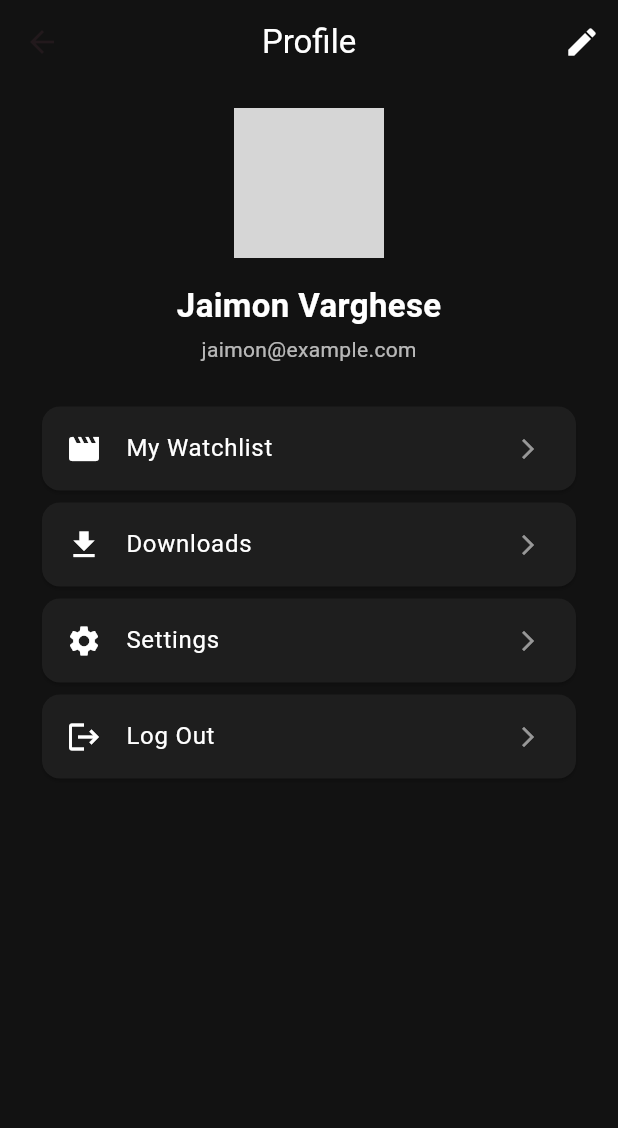
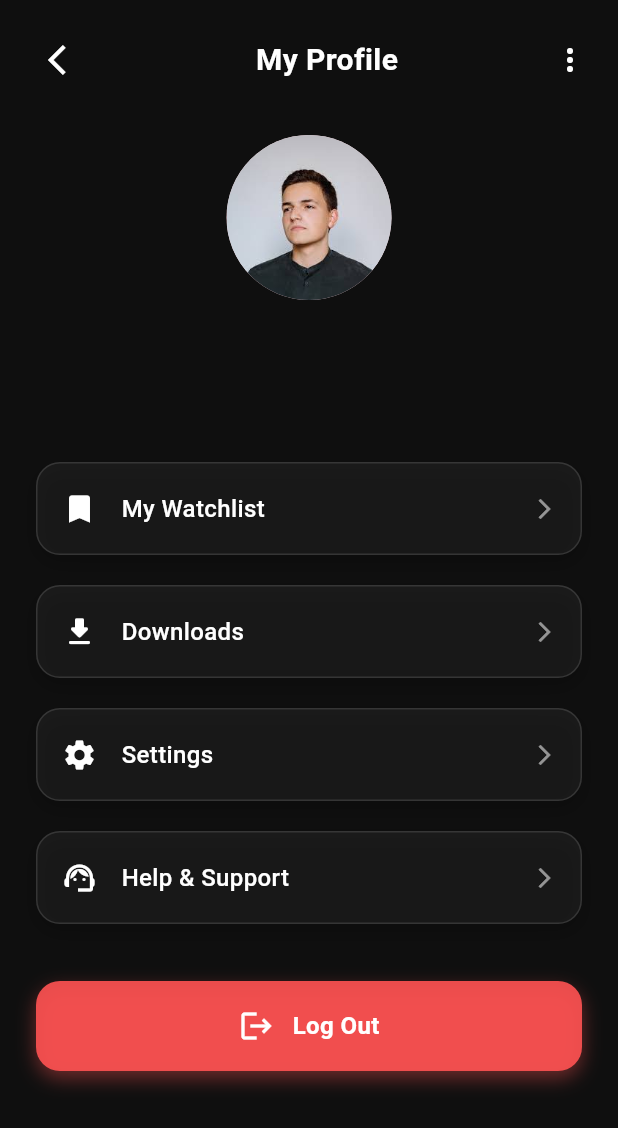
Before and after one commit to jaimonvarghese/movie_app, a Flutter app: the UserProfileScreen screen opened directly, on a phone screen of 412 x 824 dp. Shown: the top 1128 px of the screen. Run offline on Flutter 3.47's test engine with Material 3 defaults, Android fonts, the phone set to English and light mode, and no system bars; our stand-ins replace dio, firebase_auth, firebase_core, google_fonts, google_sign_in; accounts and stored records are empty; network calls fail; grey boxes are pictures that could not be loaded.

Commit message:
Profile page is created

```diff
--- /dev/null
+++ b/lib/features/profile/models/user_model.dart
@@ -0,0 +1,45 @@
+class UserModel {
+  final String uid;
+  final String name;
+  final String email;
+  final String photoUrl;
+
+  UserModel({
+    required this.uid,
+    required this.name,
+    required this.email,
+    required this.photoUrl,
+  });
+
+  factory UserModel.fromMap(Map<String, dynamic> map) {
+    return UserModel(
+      uid: map['uid'] ?? '',
+      name: map['name'] ?? '',
+      email: map['email'] ?? '',
+      photoUrl: map['photoUrl'] ?? '',
+    );
+  }
+
+  Map<String, dynamic> toMap() {
+    return {
+      'uid': uid,
+      'name': name,
+      'email': email,
+      'photoUrl': photoUrl,
+    };
+  }
+
+  UserModel copyWith({
+    String? uid,
+    String? name,
+    String? email,
+    String? photoUrl,
+  }) {
+    return UserModel(
+      uid: uid ?? this.uid,
+      name: name ?? this.name,
+      email: email ?? this.email,
+      photoUrl: photoUrl ?? this.photoUrl,
+    );
+  }
+}
--- a/lib/features/profile/view/screens/user_profile_screen.dart
+++ b/lib/features/profile/view/screens/user_profile_screen.dart
@@ -1,17 +1,31 @@
 import 'package:flutter/material.dart';
 import 'package:movie_app/features/Auth/view/screens/sigin_screen.dart';
 import 'package:movie_app/features/Auth/viewmodel/auth_viewmodel.dart';
+import 'package:movie_app/features/profile/viewmodel/user_viewmodel.dart';
 import 'package:provider/provider.dart';
 
-class UserProfileScreen extends StatelessWidget {
+class UserProfileScreen extends StatefulWidget {
   const UserProfileScreen({super.key});
+
+  @override
+  State<UserProfileScreen> createState() => _UserProfileScreenState();
+}
+
+class _UserProfileScreenState extends State<UserProfileScreen> {
+  @override
+  void initState() {
+    super.initState();
+    Future.microtask(
+      () =>
+          Provider.of<UserViewModel>(context, listen: false).fetchUserDetails(),
+    );
+  }
 
   @override
   Widget build(BuildContext context) {
     Future<void> _signOut() async {
       try {
         await Provider.of<AuthViewModel>(context, listen: false).signOut();
-
         Navigator.pushReplacement(
           context,
           MaterialPageRoute(builder: (_) => SignInScreen()),
@@ -22,38 +36,53 @@ class UserProfileScreen extends StatelessWidget {
     }
 
     return Scaffold(
-      backgroundColor: Color(0xFF121212), // Match dark background
-      appBar: AppBar(
-        backgroundColor: Colors.transparent,
-        elevation: 0,
-        title: Text("Profile", style: TextStyle(color: Colors.white)),
-        centerTitle: true,
-        actions: [
+      backgroundColor: const Color(0xFF0F0F0F),
+      body: Consumer<UserViewModel>(
+        builder: (context, userViewmodel, child) {
+          return SafeArea(
+            child: Column(
+              children: [
+                /// Top Bar with Back & Title
+                Padding(
+                  padding: const EdgeInsets.symmetric(
+                    horizontal: 20.0,
+                    vertical: 16,
+                  ),
+                  child: Row(
+                    mainAxisAlignment: MainAxisAlignment.spaceBetween,
+                    children: [
                       IconButton(
-            icon: Icon(Icons.edit, color: Colors.white),
                         onPressed: () {
-              // Navigate to Edit Profile Screen
+                          Navigator.of(context).pop();
                         },
+                        icon: Icon(Icons.arrow_back_ios,color: Colors.white,),
                       ),
+
+                      Text(
+                        "My Profile",
+                        style: TextStyle(
+                          color: Colors.white,
+                          fontSize: 20,
+                          fontWeight: FontWeight.bold,
+                        ),
+                      ),
+                      Icon(Icons.more_vert, color: Colors.white),
                     ],
                   ),
-      body: Padding(
-        padding: const EdgeInsets.symmetric(horizontal: 24.0, vertical: 16),
-        child: Column(
-          crossAxisAlignment: CrossAxisAlignment.center,
-          children: [
-            // Avatar
-            CircleAvatar(
-              radius: 50,
-              backgroundImage: AssetImage(
-                'assets/images/avatar.png',
-              ), // Replace with your image
                 ),
-            const SizedBox(height: 16),
 
-            // Username
+                /// Avatar + User Info
+                const SizedBox(height: 10),
+                GestureDetector(
+                  onTap: () {},
+                  child: CircleAvatar(
+                    radius: 55,
+                    backgroundImage: AssetImage('assets/images/profile.jpeg'),
+                  ),
+                ),
+                const SizedBox(height: 12),
                 Text(
-              'Jaimon Varghese',
+                  userViewmodel.user?.email ?? 'Unknown',
                   style: TextStyle(
                     color: Colors.white,
                     fontSize: 22,
@@ -61,40 +90,103 @@ class UserProfileScreen extends StatelessWidget {
                   ),
                 ),
                 const SizedBox(height: 4),
+                Text(
+                  userViewmodel.user?.email ?? '',
+                  style: TextStyle(color: Colors.grey, fontSize: 14),
+                ),
 
-            // Email
-            Text(
-              'jaimon@example.com',
-              style: TextStyle(color: Colors.white70, fontSize: 14),
+                const SizedBox(height: 30),
+
+                /// Glassmorphic Info Cards
+                Expanded(
+                  child: ListView(
+                    padding: const EdgeInsets.symmetric(horizontal: 24),
+                    children: [
+                      buildInfoCard(Icons.bookmark, 'My Watchlist'),
+                      buildInfoCard(Icons.download_rounded, 'Downloads'),
+                      buildInfoCard(Icons.settings, 'Settings'),
+                      buildInfoCard(Icons.support_agent, 'Help & Support'),
+
+                      const SizedBox(height: 20),
+
+                      /// Logout Card
+                      GestureDetector(
+                        onTap: _signOut,
+                        child: Container(
+                          padding: const EdgeInsets.all(18),
+                          margin: const EdgeInsets.only(top: 8),
+                          decoration: BoxDecoration(
+                            color: Colors.redAccent.withOpacity(0.9),
+                            borderRadius: BorderRadius.circular(16),
+                            boxShadow: [
+                              BoxShadow(
+                                color: Colors.redAccent.withOpacity(0.4),
+                                blurRadius: 10,
+                                offset: Offset(0, 5),
                               ),
-            const SizedBox(height: 24),
-
-            // Profile Info Cards
-            buildInfoTile(Icons.movie, 'My Watchlist'),
-            buildInfoTile(Icons.download, 'Downloads'),
-            buildInfoTile(Icons.settings, 'Settings'),
-            buildInfoTile(Icons.logout, 'Log Out', onTap: _signOut),
                             ],
                           ),
+                          child: Row(
+                            mainAxisAlignment: MainAxisAlignment.center,
+                            children: const [
+                              Icon(Icons.logout, color: Colors.white),
+                              SizedBox(width: 12),
+                              Text(
+                                "Log Out",
+                                style: TextStyle(
+                                  color: Colors.white,
+                                  fontSize: 16,
+                                  fontWeight: FontWeight.bold,
+                                ),
+                              ),
+                            ],
+                          ),
+                        ),
+                      ),
+                      const SizedBox(height: 30),
+                    ],
+                  ),
+                ),
+              ],
+            ),
+          );
+        },
       ),
     );
   }
 
-  Widget buildInfoTile(IconData icon, String title, {VoidCallback? onTap}) {
-    return GestureDetector(
-      onTap: onTap,
-      child: Card(
-        color: Color(0xFF1E1E1E),
-        shape: RoundedRectangleBorder(borderRadius: BorderRadius.circular(12)),
-        child: ListTile(
-          leading: Icon(icon, color: Colors.white),
-          title: Text(title, style: TextStyle(color: Colors.white)),
-          trailing: Icon(
-            Icons.arrow_forward_ios,
-            color: Colors.white54,
-            size: 16,
+  Widget buildInfoCard(IconData icon, String title) {
+    return Container(
+      margin: const EdgeInsets.symmetric(vertical: 10),
+      padding: const EdgeInsets.symmetric(horizontal: 16, vertical: 18),
+      decoration: BoxDecoration(
+        color: Colors.white.withOpacity(0.05),
+        borderRadius: BorderRadius.circular(16),
+        border: Border.all(color: Colors.white12),
+        boxShadow: [
+          BoxShadow(
+            color: Colors.black.withOpacity(0.2),
+            blurRadius: 10,
+            offset: Offset(0, 5),
+          ),
+        ],
+      ),
+      child: Row(
+        children: [
+          Icon(icon, color: Colors.white),
+          const SizedBox(width: 16),
+          Expanded(
+            child: Text(
+              title,
+              style: const TextStyle(
+                color: Colors.white,
+                fontSize: 16,
+                fontWeight: FontWeight.w500,
               ),
             ),
+          ),
+          const Icon(Icons.arrow_forward_ios, size: 16, color: Colors.white54),
+        ],
       ),
     );
   }
--- /dev/null
+++ b/lib/features/profile/viewmodel/user_viewmodel.dart
@@ -0,0 +1,40 @@
+import 'package:flutter/material.dart';
+import 'package:movie_app/features/profile/models/user_model.dart';
+import 'package:movie_app/features/profile/services/user_service.dart';
+
+class UserViewModel extends ChangeNotifier {
+  final UserService _userService = UserService();
+
+  UserModel? _user;
+  UserModel? get user => _user;
+
+  bool _isLoading = false;
+  bool get isLoading => _isLoading;
+
+  String _error = '';
+  String get error => _error;
+
+  void _setLoading(bool loading) {
+    _isLoading = loading;
+    notifyListeners();
+  }
+
+  void _setError(String error) {
+    _error = error;
+    notifyListeners();
+  }
+
+  Future<void> fetchUserDetails() async {
+    _setLoading(true);
+    _error = "";
+
+    try {
+      _user = await _userService.getCurrentUser();
+      notifyListeners();
+    } catch (e) {
+      _setError(e.toString());
+    } finally {
+      _setLoading(false);
+    }
+  }
+}
--- a/lib/features/search/services/search_movie_service.dart
+++ b/lib/features/search/services/search_movie_service.dart
@@ -29,10 +29,7 @@ class SearchMovieService {
     try {
       final response = await _dio.get(
         '/search/movie',
-        queryParameters: {
-          'api_key':ApiConstants.apiKey ,
-          'query': query,
-        },
+        queryParameters: {'query': query, 'api_key': ApiConstants.apiKey},
       );
       log(response.toString());
       final List<dynamic> results = response.data['results'];
--- a/lib/main.dart
+++ b/lib/main.dart
@@ -3,6 +3,7 @@ import 'package:flutter/material.dart';
 import 'package:movie_app/features/Auth/viewmodel/auth_viewmodel.dart';
 import 'package:movie_app/features/home/view/screens/splash_screen.dart';
 import 'package:movie_app/features/home/viewmodel/movie_viewmodel.dart';
+import 'package:movie_app/features/profile/viewmodel/user_viewmodel.dart';
 import 'package:movie_app/features/search/viewmodel/search_viewmodel.dart';
 import 'package:provider/provider.dart';
 
@@ -23,6 +24,7 @@ class MyApp extends StatelessWidget {
         ChangeNotifierProvider(create: (_) => MovieViewmodel()),
         ChangeNotifierProvider(create: (_) => SearchViewmodel()),
         ChangeNotifierProvider(create: (_) => AuthViewModel()),
+        ChangeNotifierProvider(create: (_) => UserViewModel()),
       ],
       child: MaterialApp(
         debugShowCheckedModeBanner: false,
--- a/pubspec.yaml
+++ b/pubspec.yaml
@@ -28,8 +28,10 @@ environment:
 # the latest version available on pub.dev. To see which dependencies have newer
 # versions available, run `flutter pub outdated`.
 dependencies:
+  cloud_firestore: ^5.6.8
   cupertino_icons: ^1.0.8
   dio: ^5.8.0+1
+  file_picker: ^10.1.9
   firebase_auth: ^5.5.4
   firebase_core: ^3.13.1
   flutter:
```
Also changed, not shown: lib/features/Auth/models/user_model.dart (deleted, +0 -13 lines), lib/features/Auth/view/screens/sigin_screen.dart (+12 -4 lines), lib/features/Auth/view/screens/sign_up_screen.dart (+12 -4 lines), lib/features/profile/services/user_service.dart (added, +22 -0 lines), lib/features/search/view/screens/search_screen.dart (+12 -5 lines), assets/images/profile.jpeg (added), pubspec.lock, 3 other files. Lines whose indentation alone changed are shown as unchanged.
